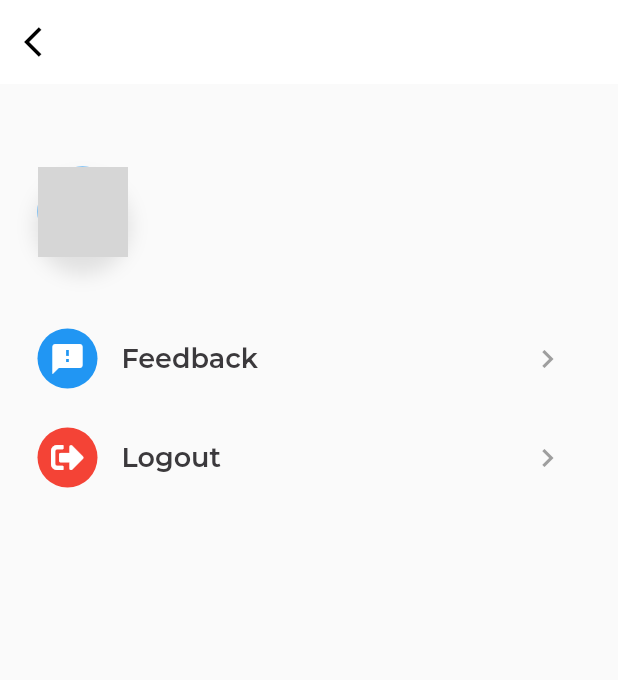
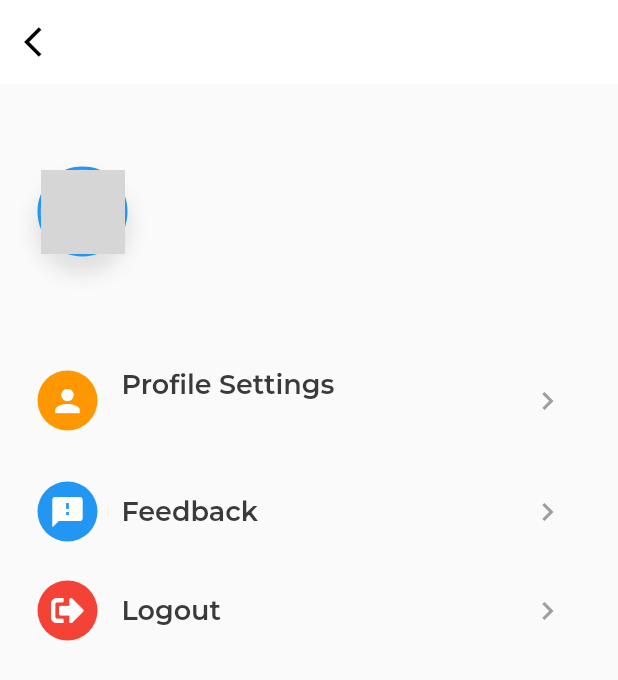
Before and after one commit to janarthanan1297/NewsFeed, a Flutter app: the Home screen opened directly, in the side drawer, after a tap on "Settings", on a phone screen of 412 x 824 dp. Shown: the top 680 px of the screen. Run offline on Flutter 3.47's test engine with Material 2 defaults, Android fonts, the phone set to English and light mode, and no system bars; our stand-ins replace cloud_firestore, file_picker, firebase_auth, firebase_core, firebase_storage, flutter_signin_button and 6 more; missing offline and left inert: flutter_file_dialog, flutter_inappwebview, network_to_file_image, skeleton_animation, xml2json; accounts and stored records are empty; network calls fail; grey boxes are pictures that could not be loaded.

Commit message:
Profile update added

```diff
--- a/lib/home.dart
+++ b/lib/home.dart
@@ -22,7 +22,8 @@ class Home extends StatefulWidget {
 
 class _HomeState extends State<Home> {
   int currentIndex = 0;
-  String? profile = FirebaseAuth.instance.currentUser?.photoURL;
+  ValueNotifier<String> profile =
+      ValueNotifier<String>(FirebaseAuth.instance.currentUser?.photoURL ?? '');
 
   void changePage(int index) {
     setState(() {
@@ -135,6 +136,7 @@ class _HomeState extends State<Home> {
               Spacer(),
               Container(
                 height: 170,
+                width: 170,
                 padding: EdgeInsets.only(top: 20),
                 child: Container(
                     decoration: BoxDecoration(
@@ -149,11 +151,11 @@ class _HomeState extends State<Home> {
                             color: Colors.black.withOpacity(0.1),
                             offset: Offset(0, 10))
                       ],
-                    image: DecorationImage(
-                        fit: BoxFit.contain,
-                        image: NetworkImage(profile == null
-                            ? "https://i.stack.imgur.com/l60Hf.png"
-                            : profile.toString())),
+                      // image: DecorationImage(
+                      //     fit: BoxFit.contain,
+                      //     image: NetworkImage(profile == null
+                      //         ? "https://i.stack.imgur.com/l60Hf.png"
+                      //         : profile.toString())),
                     ),
                     // child: CircleAvatar(
                     //   backgroundImage: NetworkImage(profile == null
@@ -161,7 +163,15 @@ class _HomeState extends State<Home> {
                     //       : profile.toString()),
                     //   radius: 100.0,
                     // ),
-                ),
+                    child: ValueListenableBuilder(
+                        valueListenable: profile,
+                        builder: (context, String profile, child) {
+                          return CircleAvatar(
+                            backgroundImage: NetworkImage(profile == null
+                                ? "https://i.stack.imgur.com/l60Hf.png"
+                                : profile),
+                          );
+                        })),
               ),
               SizedBox(
                 height: 20,
@@ -174,13 +184,13 @@ class _HomeState extends State<Home> {
               ),
               GestureDetector(
                 onTap: () {
-                  setState(() {
-                    currentIndex = 1;
-                  });
-                  Navigator.of(context).pop();
+                  Navigator.push(
+                      context,
+                      MaterialPageRoute(
+                          builder: (context) => SettingsTwoPage()));
                 },
                 child: Text(
-                  'Categories',
+                  'Settings',
                   style: TextStyle(
                     fontFamily: 'Avenir',
                     fontSize: 24,
@@ -194,13 +204,13 @@ class _HomeState extends State<Home> {
               ),
               GestureDetector(
                 onTap: () {
-                  Navigator.push(
-                      context,
-                      MaterialPageRoute(
-                          builder: (context) => SettingsTwoPage()));
+                  setState(() {
+                    currentIndex = 1;
+                  });
+                  Navigator.of(context).pop();
                 },
                 child: Text(
-                  'Settings',
+                  'Categories',
                   style: TextStyle(
                     fontFamily: 'Avenir',
                     fontSize: 24,
--- a/lib/screens/landing/login.dart
+++ b/lib/screens/landing/login.dart
@@ -3,6 +3,7 @@ import 'package:News_Feed/home.dart';
 import 'package:flutter_signin_button/flutter_signin_button.dart';
 import 'package:firebase_auth/firebase_auth.dart';
 import 'package:News_Feed/screens/landing/forgotpassword.dart';
+import 'package:fluttertoast/fluttertoast.dart';
 import 'package:google_sign_in/google_sign_in.dart';
 
 class Login extends StatefulWidget {
@@ -310,6 +311,10 @@ class _LoginState extends State<Login> {
           .signInWithEmailAndPassword(
               email: emailController.text.trim(),
               password: passwordController.text.trim());
+      Fluttertoast.showToast(
+          msg: 'Welcome to NewsFeed',
+          toastLength: Toast.LENGTH_SHORT,
+          gravity: ToastGravity.BOTTOM);
       Navigator.pushReplacement(
         context,
         MaterialPageRoute(builder: (context) => Home()),
--- a/lib/screens/profile/settings.dart
+++ b/lib/screens/profile/settings.dart
@@ -16,7 +16,8 @@ class _SettingState extends State<SettingsTwoPage> {
   bool value1 = false;
   bool? value2;
   String? username = FirebaseAuth.instance.currentUser?.displayName;
-  String? profile = FirebaseAuth.instance.currentUser?.photoURL;
+  ValueNotifier<String> profile =
+      ValueNotifier<String>(FirebaseAuth.instance.currentUser?.photoURL ?? '');
   String? email = FirebaseAuth.instance.currentUser?.email;
   final TextStyle whiteText = TextStyle(
     color: Colors.white,
@@ -70,18 +71,26 @@ class _SettingState extends State<SettingsTwoPage> {
                                 color: Colors.black.withOpacity(0.1),
                                 offset: Offset(0, 10))
                           ],
-                        image: DecorationImage(
-                          image: NetworkImage(profile == null
-                              ? "https://i.stack.imgur.com/l60Hf.png"
-                              : profile.toString()),
-                          fit: BoxFit.cover,
-                        ),
+                          // image: DecorationImage(
+                          //   image: NetworkImage(profile == null
+                          //       ? "https://i.stack.imgur.com/l60Hf.png"
+                          //       : profile.toString()),
+                          //   fit: BoxFit.cover,
+                          // ),
                           border: Border.all(
                             color: Colors.blue,
                             width: 2.0,
                           ),
                         ),
-                    ),
+                        child: ValueListenableBuilder(
+                            valueListenable: profile,
+                            builder: (context, String profile, child) {
+                              return CircleAvatar(
+                                backgroundImage: NetworkImage(profile == null
+                                    ? "https://i.stack.imgur.com/l60Hf.png"
+                                    : profile),
+                              );
+                            })),
                     const SizedBox(width: 10.0),
                     Expanded(
                       child: Column(
@@ -106,35 +115,35 @@ class _SettingState extends State<SettingsTwoPage> {
                   ],
                 ),
                 const SizedBox(height: 40.0),
-                // ListTile(
-                //   contentPadding:
-                //       EdgeInsets.only(left: 0, right: 10, top: 20, bottom: 10),
-                //   title: Text(
-                //     "Profile Settings",
-                //     style: GoogleFonts.montserrat(
-                //         color: Color.fromRGBO(59, 57, 60, 1),
-                //         fontSize: 18,
-                //         fontWeight: FontWeight.w600),
-                //   ),
-                //   subtitle: Text(
-                //     username ?? '',
-                //     style: greyTExt,
-                //   ),
-                //   leading: CircleAvatar(
-                //       backgroundColor: Colors.orange,
-                //       child: IconButton(
-                //         icon: Icon(Icons.person, color: Colors.white),
-                //         onPressed: null,
-                //       )),
-                //   trailing: Icon(
-                //     Icons.keyboard_arrow_right,
-                //     color: Colors.grey,
-                //   ),
-                //   onTap: () {
-                //     Navigator.of(context).push(MaterialPageRoute(
-                //         builder: (BuildContext context) => EditProfilePage()));
-                //   },
-                // ),
+                ListTile(
+                  contentPadding:
+                      EdgeInsets.only(left: 0, right: 10, top: 20, bottom: 10),
+                  title: Text(
+                    "Profile Settings",
+                    style: GoogleFonts.montserrat(
+                        color: Color.fromRGBO(59, 57, 60, 1),
+                        fontSize: 18,
+                        fontWeight: FontWeight.w600),
+                  ),
+                  subtitle: Text(
+                    username ?? '',
+                    style: greyTExt,
+                  ),
+                  leading: CircleAvatar(
+                      backgroundColor: Colors.orange,
+                      child: IconButton(
+                        icon: Icon(Icons.person, color: Colors.white),
+                        onPressed: null,
+                      )),
+                  trailing: Icon(
+                    Icons.keyboard_arrow_right,
+                    color: Colors.grey,
+                  ),
+                  onTap: () {
+                    Navigator.of(context).push(MaterialPageRoute(
+                        builder: (BuildContext context) => EditProfilePage()));
+                  },
+                ),
                 ListTile(
                   contentPadding:
                       EdgeInsets.only(left: 0, right: 10, bottom: 10),
--- a/pubspec.yaml
+++ b/pubspec.yaml
@@ -21,6 +21,7 @@ dependencies:
   fluttertoast: ^8.2.2
   flutter_signin_button: ^2.0.0
   firebase_core: ^2.16.0
+  firebase_storage: ^11.2.7
   cloud_firestore: ^4.9.2
   provider: ^6.0.5
   http: ^0.13.6
@@ -34,6 +35,7 @@ dependencies:
   path_provider: ^2.1.1
   path: ^1.8.2
   flutter_file_dialog: ^3.0.2
+  file_picker: ^5.3.1
 
 dev_dependencies:
   flutter_test:
```
Also changed, not shown: lib/screens/profile/profile.dart (+143 -42 lines), lib/firebase_options.dart, pubspec.lock, 9 other files. Lines whose indentation alone changed are shown as unchanged.
